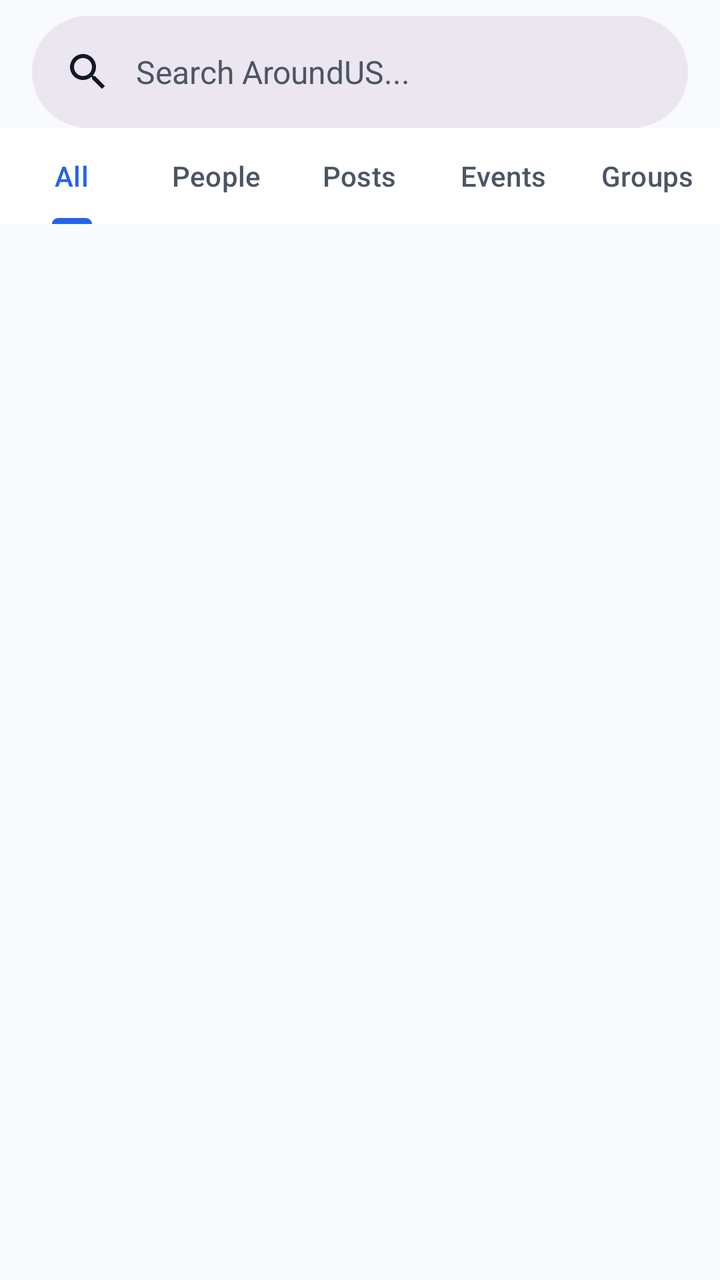
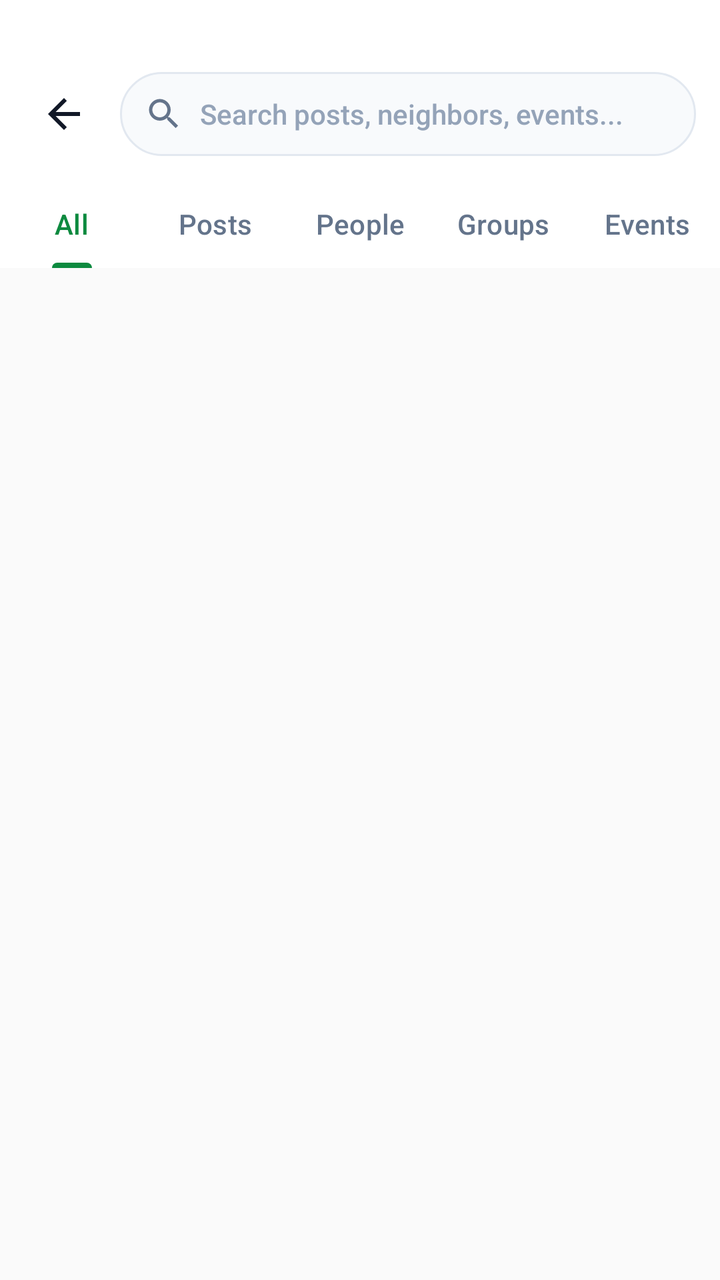

Before-and-after screenshots of an Android layout around one commit, followed by the original layout XML and the change that was made.
<!-- AndroidManifest.xml: application theme Theme.AroundUS -->
<!-- res/layout/fragment_search.xml -->
<?xml version="1.0" encoding="utf-8"?>
<androidx.constraintlayout.widget.ConstraintLayout xmlns:android="http://schemas.android.com/apk/res/android"
    xmlns:app="http://schemas.android.com/apk/res-auto"
    android:layout_width="match_parent"
    android:layout_height="match_parent"
    android:background="@color/background">

    
    <com.google.android.material.search.SearchBar
        android:id="@+id/searchBar"
        android:layout_width="match_parent"
        android:layout_height="wrap_content"
        android:layout_marginStart="16dp"
        android:layout_marginTop="8dp"
        android:layout_marginEnd="16dp"
        android:hint="@string/hint_search"
        app:layout_constraintEnd_toEndOf="parent"
        app:layout_constraintStart_toStartOf="parent"
        app:layout_constraintTop_toTopOf="parent"
        app:navigationIcon="@drawable/ic_search" />

    
    <com.google.android.material.tabs.TabLayout
        android:id="@+id/tabLayout"
        android:layout_width="match_parent"
        android:layout_height="wrap_content"
        android:background="#FFFFFF"
        app:layout_constraintEnd_toEndOf="parent"
        app:layout_constraintStart_toStartOf="parent"
        app:layout_constraintTop_toBottomOf="@id/searchBar"
        app:tabGravity="start"
        app:tabIndicatorColor="#2563EB"
        app:tabIndicatorHeight="3dp"
        app:tabMode="scrollable"
        app:tabRippleColor="#1A2563EB"
        app:tabSelectedTextColor="#2563EB"
        app:tabTextColor="@color/text_secondary">

        <com.google.android.material.tabs.TabItem
            android:layout_width="wrap_content"
            android:layout_height="wrap_content"
            android:text="All" />

        <com.google.android.material.tabs.TabItem
            android:layout_width="wrap_content"
            android:layout_height="wrap_content"
            android:text="People" />

        <com.google.android.material.tabs.TabItem
            android:layout_width="wrap_content"
            android:layout_height="wrap_content"
            android:text="Posts" />

        <com.google.android.material.tabs.TabItem
            android:layout_width="wrap_content"
            android:layout_height="wrap_content"
            android:text="Events" />

        <com.google.android.material.tabs.TabItem
            android:layout_width="wrap_content"
            android:layout_height="wrap_content"
            android:text="Groups" />

    </com.google.android.material.tabs.TabLayout>

    
    <androidx.recyclerview.widget.RecyclerView
        android:id="@+id/rvResults"
        android:layout_width="match_parent"
        android:layout_height="0dp"
        android:clipToPadding="false"
        android:paddingTop="8dp"
        android:paddingBottom="16dp"
        android:scrollbars="none"
        app:layout_constraintBottom_toBottomOf="parent"
        app:layout_constraintEnd_toEndOf="parent"
        app:layout_constraintStart_toStartOf="parent"
        app:layout_constraintTop_toBottomOf="@id/tabLayout" />

</androidx.constraintlayout.widget.ConstraintLayout>
<!-- resources referenced by this layout -->
<resources>
  <color name="background">#F8FAFC</color>
  <color name="text_secondary">#4B5563</color>
  <!-- drawable ic_search (drawable) -->
  <?xml version="1.0" encoding="utf-8"?>
  <vector xmlns:android="http://schemas.android.com/apk/res/android"
      android:width="24dp"
      android:height="24dp"
      android:viewportWidth="24"
      android:viewportHeight="24"
      android:tint="?attr/colorControlNormal">
      <path
          android:fillColor="@android:color/white"
          android:pathData="M15.5,14h-0.79l-0.28,-0.27C15.41,12.59 16,11.11 16,9.5 16,5.91 13.09,3 9.5,3S3,5.91 3,9.5 5.91,16 9.5,16c1.61,0 3.09,-0.59 4.23,-1.57l0.27,0.28v0.79l5,4.99L20.49,19l-4.99,-5zM9.5,14C7.01,14 5,11.99 5,9.5S7.01,5 9.5,5 14,7.01 14,9.5 11.99,14 9.5,14z" />
  </vector>
  <string name="hint_search">Search AroundUS...</string>
  <color name="primary">#0D8A3F</color>
  <color name="primary_dark">#065F46</color>
  <color name="primary_container">#DCFCE7</color>
  <color name="on_primary">#FFFFFF</color>
  <color name="on_primary_container">#065F46</color>
  <color name="secondary">#14B8A6</color>
  <color name="secondary_container">#CCFBF1</color>
  <color name="on_secondary">#FFFFFF</color>
  <color name="accent">#F59E0B</color>
  <color name="accent_container">#FEF3C7</color>
  <color name="on_accent">#FFFFFF</color>
  <color name="surface">#FFFFFF</color>
  <color name="surface_variant">#F1F5F9</color>
  <color name="on_surface">#111827</color>
  <color name="on_surface_variant">#4B5563</color>
  <color name="on_background">#111827</color>
  <color name="error">#EF4444</color>
  <color name="error_container">#FEE2E2</color>
  <color name="on_error">#FFFFFF</color>
  <color name="outline">#CBD5E1</color>
  <style name="ShapeAppearance.AroundUS.SmallComponent" parent="ShapeAppearance.Material3.SmallComponent">
          <item name="cornerFamily">rounded</item>
          <item name="cornerSize">8dp</item>
      </style>
  <style name="ShapeAppearance.AroundUS.MediumComponent" parent="ShapeAppearance.Material3.MediumComponent">
          <item name="cornerFamily">rounded</item>
          <item name="cornerSize">12dp</item>
      </style>
  <style name="ShapeAppearance.AroundUS.LargeComponent" parent="ShapeAppearance.Material3.LargeComponent">
          <item name="cornerFamily">rounded</item>
          <item name="cornerSize">16dp</item>
      </style>
  <!-- unchanged entries left out for length: 1 -->
</resources>

<!-- the commit's change to res/layout/fragment_search.xml (unified diff, before → after) -->
@@ -3,38 +3,97 @@
     xmlns:app="http://schemas.android.com/apk/res-auto"
     android:layout_width="match_parent"
     android:layout_height="match_parent"
-    android:background="@color/background">
+    android:background="#FAFAFA">
 
     
-    <com.google.android.material.search.SearchBar
-        android:id="@+id/searchBar"
+    <LinearLayout
+        android:id="@+id/searchHeaderBar"
         android:layout_width="match_parent"
         android:layout_height="wrap_content"
-        android:layout_marginStart="16dp"
-        android:layout_marginTop="8dp"
-        android:layout_marginEnd="16dp"
-        android:hint="@string/hint_search"
+        android:background="#FFFFFF"
+        android:gravity="center_vertical"
+        android:orientation="horizontal"
+        android:paddingStart="12dp"
+        android:paddingTop="36dp"
+        android:paddingEnd="12dp"
+        android:paddingBottom="12dp"
         app:layout_constraintEnd_toEndOf="parent"
         app:layout_constraintStart_toStartOf="parent"
-        app:layout_constraintTop_toTopOf="parent"
-        app:navigationIcon="@drawable/ic_search" />
+        app:layout_constraintTop_toTopOf="parent">
+
+        <ImageButton
+            android:id="@+id/btnBack"
+            android:layout_width="40dp"
+            android:layout_height="40dp"
+            android:background="?attr/selectableItemBackgroundBorderless"
+            android:contentDescription="Back"
+            android:src="@drawable/ic_arrow_back"
+            app:tint="#111827" />
+
+        
+        <LinearLayout
+            android:layout_width="0dp"
+            android:layout_height="42dp"
+            android:layout_marginStart="8dp"
+            android:layout_weight="1"
+            android:background="@drawable/bg_search_input_rounded"
+            android:gravity="center_vertical"
+            android:orientation="horizontal"
+            android:paddingStart="12dp"
+            android:paddingEnd="12dp">
+
+            <ImageView
+                android:layout_width="20dp"
+                android:layout_height="20dp"
+                android:contentDescription="Search Icon"
+                android:src="@drawable/ic_search"
+                app:tint="#64748B" />
+
+            <EditText
+                android:id="@+id/etSearchInput"
+                android:layout_width="0dp"
+                android:layout_height="match_parent"
+                android:layout_marginStart="8dp"
+                android:layout_weight="1"
+                android:background="@null"
+                android:fontFamily="sans-serif-medium"
+                android:hint="Search posts, neighbors, events..."
+                android:imeOptions="actionSearch"
+                android:inputType="text"
+                android:maxLines="1"
+                android:textColor="#111827"
+                android:textColorHint="#94A3B8"
+                android:textSize="14sp" />
+
+            <ImageView
+                android:id="@+id/btnClearSearch"
+                android:layout_width="20dp"
+                android:layout_height="20dp"
+                android:clickable="true"
+                android:contentDescription="Clear Search"
+                android:focusable="true"
+                android:src="@drawable/ic_close"
+                android:visibility="gone"
+                app:tint="#94A3B8" />
+        </LinearLayout>
+
+    </LinearLayout>
 
     
     <com.google.android.material.tabs.TabLayout
         android:id="@+id/tabLayout"
         android:layout_width="match_parent"
-        android:layout_height="wrap_content"
+        android:layout_height="44dp"
         android:background="#FFFFFF"
         app:layout_constraintEnd_toEndOf="parent"
         app:layout_constraintStart_toStartOf="parent"
-        app:layout_constraintTop_toBottomOf="@id/searchBar"
+        app:layout_constraintTop_toBottomOf="@id/searchHeaderBar"
         app:tabGravity="start"
-        app:tabIndicatorColor="#2563EB"
-        app:tabIndicatorHeight="3dp"
+        app:tabIndicatorColor="#0D8A3F"
+        app:tabIndicatorHeight="2.5dp"
         app:tabMode="scrollable"
-        app:tabRippleColor="#1A2563EB"
-        app:tabSelectedTextColor="#2563EB"
-        app:tabTextColor="@color/text_secondary">
+        app:tabSelectedTextColor="#0D8A3F"
+        app:tabTextColor="#64748B">
 
         <com.google.android.material.tabs.TabItem
             android:layout_width="wrap_content"
@@ -44,22 +103,22 @@
         <com.google.android.material.tabs.TabItem
             android:layout_width="wrap_content"
             android:layout_height="wrap_content"
+            android:text="Posts" />
+
+        <com.google.android.material.tabs.TabItem
+            android:layout_width="wrap_content"
+            android:layout_height="wrap_content"
             android:text="People" />
 
         <com.google.android.material.tabs.TabItem
             android:layout_width="wrap_content"
             android:layout_height="wrap_content"
-            android:text="Posts" />
+            android:text="Groups" />
 
         <com.google.android.material.tabs.TabItem
             android:layout_width="wrap_content"
             android:layout_height="wrap_content"
             android:text="Events" />
-
-        <com.google.android.material.tabs.TabItem
-            android:layout_width="wrap_content"
-            android:layout_height="wrap_content"
-            android:text="Groups" />
 
     </com.google.android.material.tabs.TabLayout>
 
@@ -70,8 +129,7 @@
         android:layout_height="0dp"
         android:clipToPadding="false"
         android:paddingTop="8dp"
-        android:paddingBottom="16dp"
-        android:scrollbars="none"
+        android:paddingBottom="24dp"
         app:layout_constraintBottom_toBottomOf="parent"
         app:layout_constraintEnd_toEndOf="parent"
         app:layout_constraintStart_toStartOf="parent"
<!-- resource entries referenced after the edit -->
@@ -1,7 +1,40 @@
 <!-- resources referenced by this layout -->
 <resources>
+  <!-- drawable bg_search_input_rounded (drawable) -->
+  <?xml version="1.0" encoding="utf-8"?>
+  <shape xmlns:android="http://schemas.android.com/apk/res/android"
+      android:shape="rectangle">
+      <solid android:color="#F8FAFC" />
+      <stroke
+          android:width="1dp"
+          android:color="#E2E8F0" />
+      <corners android:radius="24dp" />
+  </shape>
+  <!-- drawable ic_arrow_back (drawable) -->
+  <?xml version="1.0" encoding="utf-8"?>
+  <vector xmlns:android="http://schemas.android.com/apk/res/android"
+      android:width="24dp"
+      android:height="24dp"
+      android:viewportWidth="24"
+      android:viewportHeight="24"
+      android:tint="?attr/colorControlNormal">
+      <path
+          android:fillColor="@android:color/white"
+          android:pathData="M20,11H7.83l5.59,-5.59L12,4l-8,8 8,8 1.41,-1.41L7.83,13H20v-2z" />
+  </vector>
+  <!-- drawable ic_close (drawable) -->
+  <?xml version="1.0" encoding="utf-8"?>
+  <vector xmlns:android="http://schemas.android.com/apk/res/android"
+      android:width="24dp"
+      android:height="24dp"
+      android:viewportWidth="24"
+      android:viewportHeight="24"
+      android:tint="?attr/colorControlNormal">
+      <path
+          android:fillColor="@android:color/white"
+          android:pathData="M19,6.41L17.59,5 12,10.59 6.41,5 5,6.41 10.59,12 5,17.59 6.41,19 12,13.41 17.59,19 19,17.59 13.41,12z" />
+  </vector>
   <color name="background">#F8FAFC</color>
-  <color name="text_secondary">#4B5563</color>
   <!-- drawable ic_search (drawable) -->
   <?xml version="1.0" encoding="utf-8"?>
   <vector xmlns:android="http://schemas.android.com/apk/res/android"
@@ -14,7 +47,6 @@
           android:fillColor="@android:color/white"
           android:pathData="M15.5,14h-0.79l-0.28,-0.27C15.41,12.59 16,11.11 16,9.5 16,5.91 13.09,3 9.5,3S3,5.91 3,9.5 5.91,16 9.5,16c1.61,0 3.09,-0.59 4.23,-1.57l0.27,0.28v0.79l5,4.99L20.49,19l-4.99,-5zM9.5,14C7.01,14 5,11.99 5,9.5S7.01,5 9.5,5 14,7.01 14,9.5 11.99,14 9.5,14z" />
   </vector>
-  <string name="hint_search">Search AroundUS...</string>
   <color name="primary">#0D8A3F</color>
   <color name="primary_dark">#065F46</color>
   <color name="primary_container">#DCFCE7</color>
